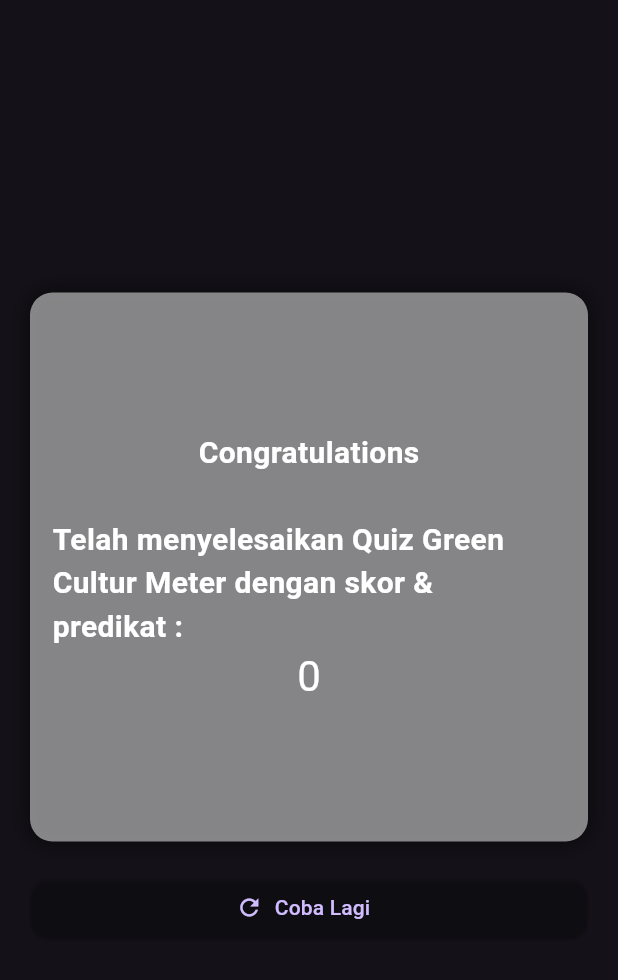
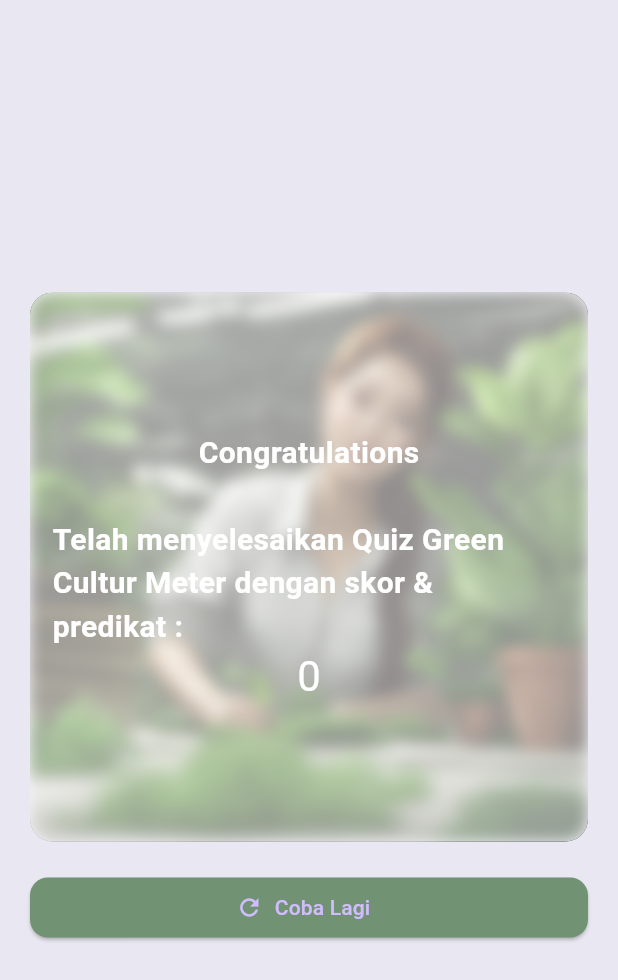
Before and after one commit to strayyouth666/Green-Culture-Meter, a Flutter app: the ScoreScreen screen opened directly with empty values, on a phone screen of 412 x 824 dp. Shown: the top 980 px of the screen. Run offline on Flutter 3.47's test engine with Material 3 defaults, Android fonts, the light colour scheme and no system bars; our stand-ins replace flutter_svg, get.

Commit message:
add score screen styling and add dropdown menu

```diff
--- a/lib/screens/score/score_screen.dart
+++ b/lib/screens/score/score_screen.dart
@@ -18,37 +18,38 @@ class ScoreScreen extends StatelessWidget {
       builder: (dataController) {
         String userName = dataController.name.value;
         return Scaffold(
-          body: Stack(
-            fit: StackFit.expand,
-            children: [
-              Container(
-                color: const Color(0xe9e7f1),
-              ),
-              Center(
+          backgroundColor: Color(0xFFE9E7F1),
+          body: Center(
             child: Padding(
               padding: const EdgeInsets.all(20.0),
               child: Column(
                 mainAxisAlignment: MainAxisAlignment.center,
                 children: [
-                      Container(
+                  SizedBox(
                     width: double.infinity,
                     height: 366,
-                        padding: const EdgeInsets.all(kDefaultPadding * 0.75),
-                        decoration: BoxDecoration(
-                          borderRadius: BorderRadius.circular(15.0),
-                          color: Colors.white.withOpacity(0.5),
-                          boxShadow: [
-                            BoxShadow(
-                              color: Colors.black.withOpacity(0.5),
-                              blurRadius: 10,
-                              spreadRadius: 2,
-                            ),
-                          ],
-                        ),
                     child: ClipRRect(
                       borderRadius: BorderRadius.circular(15.0),
+                      child: Stack(
+                        children: [
+                          Image.asset(
+                            'assets/image1.png',
+                            fit: BoxFit.cover,
+                            width: double.infinity,
+                            height: 366,
+                          ),
+                          Positioned.fill(
                             child: BackdropFilter(
                               filter: ImageFilter.blur(sigmaX: 5, sigmaY: 5),
+                              child: Container(
+                                color: Colors.white.withOpacity(0.5),
+                              ),
+                            ),
+                          ),
+                          Positioned.fill(
+                            child: Padding(
+                              padding:
+                                  const EdgeInsets.all(kDefaultPadding * 0.75),
                               child: Column(
                                 mainAxisAlignment: MainAxisAlignment.center,
                                 children: [
@@ -87,6 +88,9 @@ class ScoreScreen extends StatelessWidget {
                               ),
                             ),
                           ),
+                        ],
+                      ),
+                    ),
                   ),
                   const SizedBox(height: 20),
                   SizedBox(
@@ -98,7 +102,7 @@ class ScoreScreen extends StatelessWidget {
                       icon: const Icon(Icons.refresh),
                       label: const Text('Coba Lagi'),
                       style: ElevatedButton.styleFrom(
-                            backgroundColor: const Color(0x729373),
+                        backgroundColor: const Color(0xFF729373),
                         shape: RoundedRectangleBorder(
                           borderRadius: BorderRadius.circular(12.0),
                         ),
@@ -109,8 +113,6 @@ class ScoreScreen extends StatelessWidget {
               ),
             ),
           ),
-            ],
-          ),
         );
       },
     );
```
Also changed, not shown: lib/screens/welcome/welcome_screen.dart (+16 -9 lines). Lines whose indentation alone changed are shown as unchanged.
